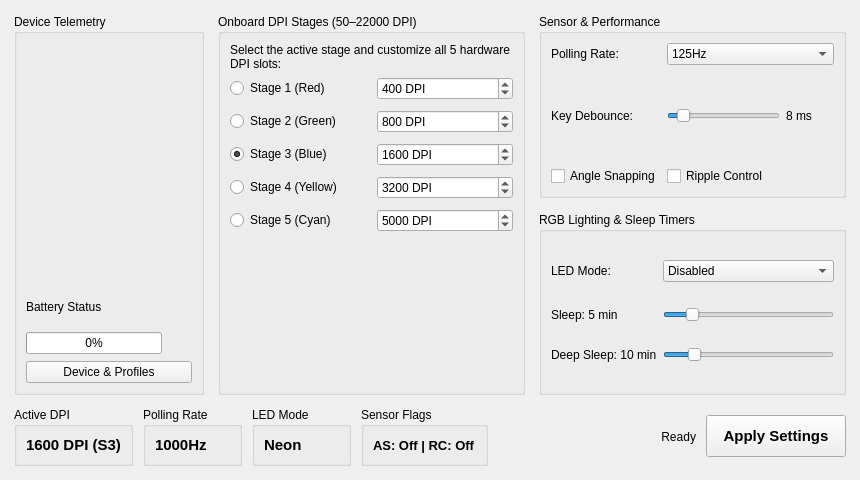
Old version of the form atsx11.ui in the repository Simo93-rgb/attack-shark-x11-linux.
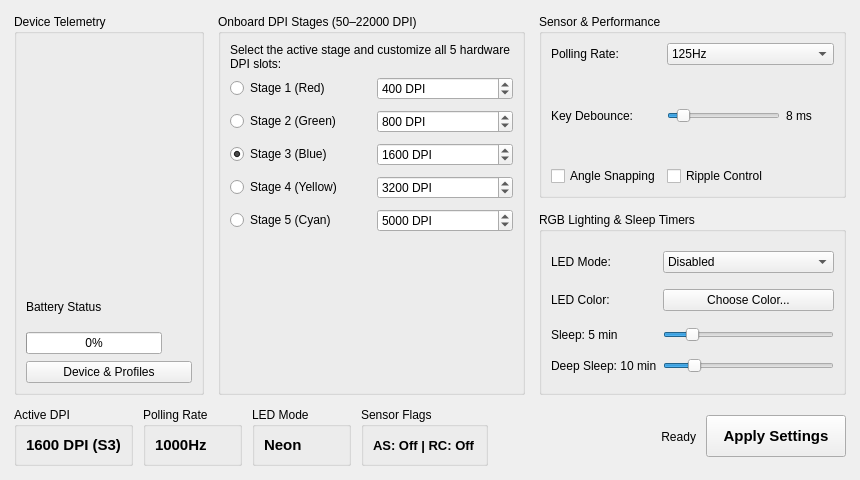
New version of the form. Icons and pictures are not drawn.

Commit message:
fix(led): restore RGB static lighting, color picker and 16-bit checksum
- Reverse-engineered Report 0x05 (15-byte feature report for lighting & power)
- Fixed Disabled opcode to 0x00 (turns off LED cleanly)
- Added Mode 1 (Static) and Mode 4 (Color Breathing), completing all 5 official MS_3 modes
- Implemented interactive QColorDialog RGB color picker with real-time UI preview
- Implemented 16-bit Big-Endian checksum across bytes 11-12
- Updated technical protocol documentation and reverse engineering reports

```diff
--- a/atsx11.ui
+++ b/atsx11.ui
@@ -462,13 +462,30 @@
             </widget>
            </item>
            <item row="1" column="0">
+            <widget class="QLabel" name="lbl_ledColor">
+             <property name="text">
+              <string>LED Color:</string>
+             </property>
+            </widget>
+           </item>
+           <item row="1" column="1">
+            <widget class="QPushButton" name="btn_ledColor">
+             <property name="text">
+              <string>Choose Color...</string>
+             </property>
+             <property name="cursor">
+              <cursorShape>PointingHandCursor</cursorShape>
+             </property>
+            </widget>
+           </item>
+           <item row="2" column="0">
             <widget class="QLabel" name="lbl_sleepTimerValue">
              <property name="text">
               <string>Sleep: 5 min</string>
              </property>
             </widget>
            </item>
-           <item row="1" column="1">
+           <item row="2" column="1">
             <widget class="QSlider" name="sldr_sleeptime">
              <property name="minimum">
               <number>1</number>
@@ -484,14 +501,14 @@
              </property>
             </widget>
            </item>
-           <item row="2" column="0">
+           <item row="3" column="0">
             <widget class="QLabel" name="lbl_deepsleeptimeValue">
              <property name="text">
               <string>Deep Sleep: 10 min</string>
              </property>
             </widget>
            </item>
-           <item row="2" column="1">
+           <item row="3" column="1">
             <widget class="QSlider" name="sldr_deepSleepTime">
              <property name="minimum">
               <number>1</number>
```
Left out of the diff: 5 changed lines with no effect on the pictures. The commit also changes 9 other files.
